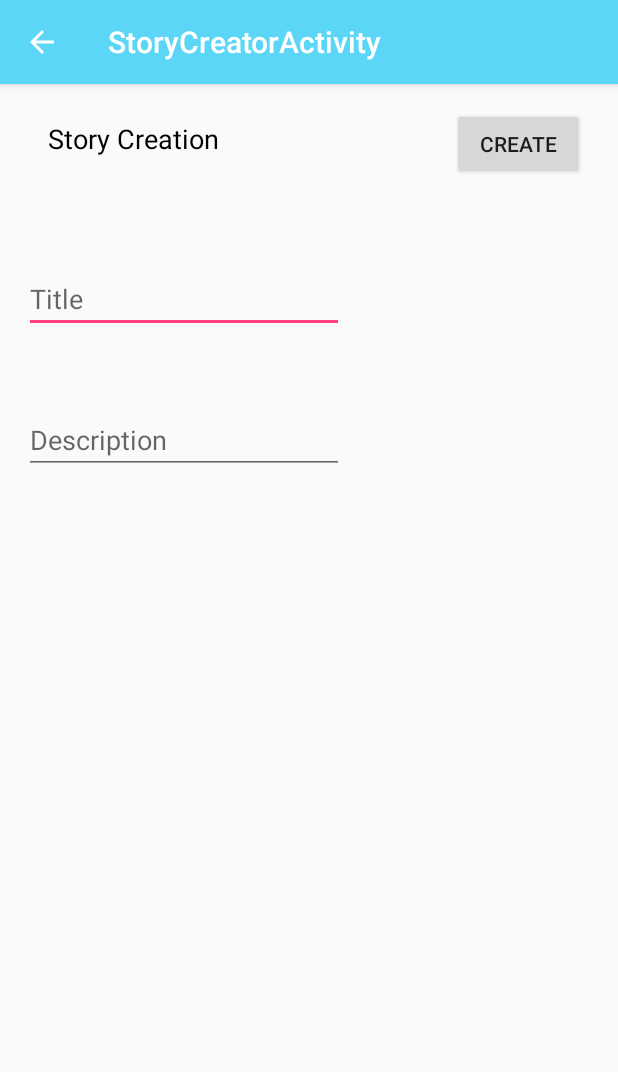
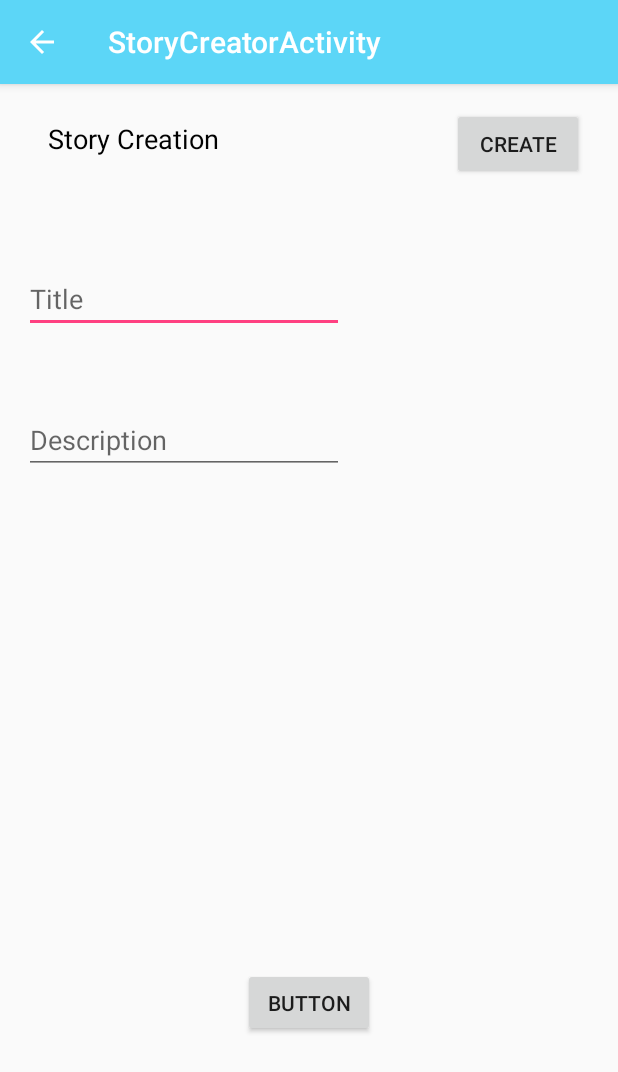
Before and after one commit to jtb43/RibbitReading, an Android app: the StoryCreatorActivity screen opened directly, with no data from a screen before it, on a phone screen of 412 x 824 dp. Shown: the top 1072 px of the screen. Run offline under Robolectric (Android 15) with nearby library versions, the phone set to English and light mode, and no system bars.

```diff
--- a/app/src/main/java/com/example/justinbergkamp/ribbit_reading_android/LandingActivity.java
+++ b/app/src/main/java/com/example/justinbergkamp/ribbit_reading_android/LandingActivity.java
@@ -73,7 +73,7 @@ public class LandingActivity extends AppCompatActivity {
             InputStream image_lookup = getAssets().open(ex);
             Drawable d = Drawable.createFromStream(image_lookup, null);
             cover.setImageDrawable(d);
-
+            cover.setBackgroundColor(getResources().getColor(R.color.yellow));
             cover.setOnClickListener(new View.OnClickListener() {
                 @Override
                 public void onClick(View v) {
--- a/app/src/main/java/com/example/justinbergkamp/ribbit_reading_android/LibraryActivity.java
+++ b/app/src/main/java/com/example/justinbergkamp/ribbit_reading_android/LibraryActivity.java
@@ -71,6 +71,7 @@ public class LibraryActivity extends AppCompatActivity {
                             goToStory(file);
                         }
                     });
+                    ib.setBackgroundColor(getResources().getColor(R.color.yellow));
                     layout.addView(ib);
                     is.close();
                     image_lookup.close();
--- a/app/src/main/res/layout-land/activity_landing.xml
+++ b/app/src/main/res/layout-land/activity_landing.xml
@@ -32,8 +32,8 @@
 
         <ImageButton
             android:id="@+id/cover_image_landing"
-            android:layout_width="159dp"
-            android:layout_height="152dp"
+            android:layout_width="188dp"
+            android:layout_height="176dp"
             android:layout_marginBottom="8dp"
             android:layout_marginEnd="8dp"
             android:layout_marginStart="8dp"
--- a/app/src/main/res/layout/content_landing.xml
+++ b/app/src/main/res/layout/content_landing.xml
@@ -12,8 +12,8 @@
 
     <ImageButton
         android:id="@+id/cover_image_landing"
-        android:layout_width="159dp"
-        android:layout_height="152dp"
+        android:layout_width="194dp"
+        android:layout_height="182dp"
         android:layout_marginEnd="8dp"
         android:layout_marginStart="8dp"
         android:layout_marginTop="8dp"
--- a/app/src/main/res/layout/content_story_creator.xml
+++ b/app/src/main/res/layout/content_story_creator.xml
@@ -26,6 +26,7 @@
         android:layout_width="wrap_content"
         android:layout_height="wrap_content"
         android:layout_marginTop="16dp"
+        android:onClick="attempt"
         android:text="Create"
         app:layout_constraintHorizontal_bias="0.931"
         app:layout_constraintLeft_toLeftOf="parent"
@@ -60,4 +61,18 @@
         app:layout_constraintTop_toBottomOf="@+id/editText5"
         app:layout_constraintVertical_bias="0.009" />
 
+    <Button
+        android:id="@+id/button4"
+        android:layout_width="wrap_content"
+        android:layout_height="46dp"
+        android:layout_marginBottom="8dp"
+        android:layout_marginTop="8dp"
+        android:onClick="test"
+        android:text="Button"
+        app:layout_constraintBottom_toBottomOf="parent"
+        app:layout_constraintLeft_toLeftOf="parent"
+        app:layout_constraintRight_toRightOf="parent"
+        app:layout_constraintTop_toTopOf="parent"
+        app:layout_constraintVertical_bias="0.823" />
+
 </android.support.constraint.ConstraintLayout>
```
Also changed, not shown: app/src/main/assets/stories/story_frog.xml (+9 -0 lines), app/src/main/java/com/example/justinbergkamp/ribbit_reading_android/StoryCreatorActivity.java (+87 -7 lines), app/src/main/res/layout/activity_story.xml (+4 -4 lines), 1 other file.
